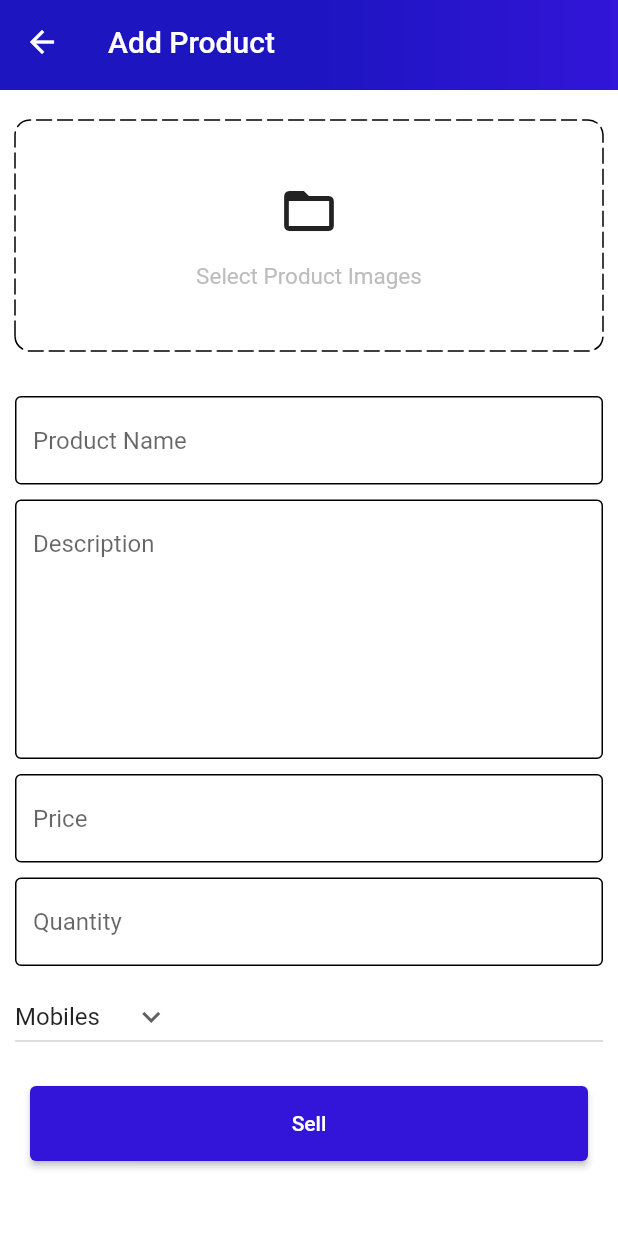
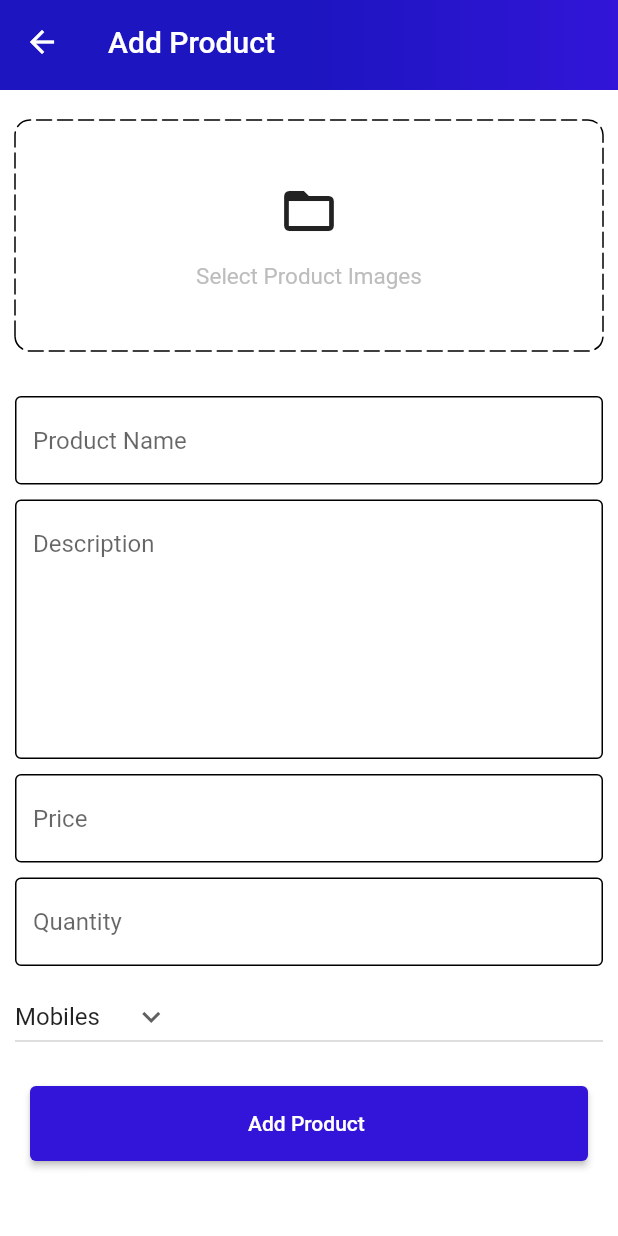
Before and after one commit to yashrajjain726/commercecart, a Flutter app: the AddProductScreen screen opened by its route, on a phone screen of 412 x 824 dp. Run offline on Flutter 3.47's test engine with Material 2 defaults, Android fonts, the light colour scheme and no system bars; drawn by our look-alikes of dotted_border; our stand-ins replace badges, carousel_slider, file_picker, shared_preferences; missing offline and left inert: cloudinary_public; accounts and stored records are empty.

Commit message:
add product frontend impl done

```diff
--- a/lib/common/widgets/custom_button.dart
+++ b/lib/common/widgets/custom_button.dart
@@ -3,7 +3,11 @@ import 'package:flutter/material.dart';
 class CustomButton extends StatelessWidget {
   final String text;
   final VoidCallback onPressed;
-  const CustomButton({super.key, required this.text, required this.onPressed});
+  const CustomButton({
+    super.key,
+    required this.text,
+    required this.onPressed,
+  });
 
   @override
   Widget build(BuildContext context) {
--- a/lib/features/admin/screens/add_product_screen.dart
+++ b/lib/features/admin/screens/add_product_screen.dart
@@ -5,8 +5,10 @@ import 'package:commercecart/common/widgets/custom_button.dart';
 import 'package:commercecart/common/widgets/custom_textformfield.dart';
 import 'package:commercecart/constants/globals.dart';
 import 'package:commercecart/constants/utils.dart';
+import 'package:commercecart/features/admin/services/admin_services.dart';
 import 'package:dotted_border/dotted_border.dart';
 import 'package:flutter/material.dart';
+import 'package:flutter/services.dart';
 
 class AddProductScreen extends StatefulWidget {
   static const String routeName = '/add/product';
@@ -17,6 +19,8 @@ class AddProductScreen extends StatefulWidget {
 }
 
 class _AddProductScreenState extends State<AddProductScreen> {
+  final GlobalKey<FormState> _formKey = GlobalKey<FormState>();
+  final AdminServices adminServices = AdminServices();
   List<File> images = [];
   final _nameController = TextEditingController();
   final _descController = TextEditingController();
@@ -37,6 +41,19 @@ class _AddProductScreenState extends State<AddProductScreen> {
     _descController.dispose();
     _priceController.dispose();
     _qntyController.dispose();
+  }
+
+  sellProduct() {
+    if (_formKey.currentState!.validate() && images.isNotEmpty) {
+      adminServices.sellProduct(
+          context: context,
+          images: images,
+          name: _nameController.text,
+          description: _descController.text,
+          price: double.parse(_priceController.text),
+          quantity: int.parse(_qntyController.text),
+          category: category);
+    }
   }
 
   void selectImages() async {
@@ -60,6 +77,7 @@ class _AddProductScreenState extends State<AddProductScreen> {
       ),
       body: SingleChildScrollView(
           child: Form(
+              key: _formKey,
               child: Padding(
                 padding: const EdgeInsets.symmetric(horizontal: 10),
                 child: Column(
@@ -87,7 +105,8 @@ class _AddProductScreenState extends State<AddProductScreen> {
                                     Text(
                                       'Select Product Images',
                                       style: TextStyle(
-                                  color: Colors.grey.shade400, fontSize: 15),
+                                          color: Colors.grey.shade400,
+                                          fontSize: 15),
                                     )
                                   ],
                                 ),
@@ -106,32 +125,35 @@ class _AddProductScreenState extends State<AddProductScreen> {
                                       },
                                     ))
                                 .toList(),
-                    options: CarouselOptions(viewportFraction: 1, height: 200),
+                            options: CarouselOptions(
+                                viewportFraction: 1, height: 200),
                           ),
                     const SizedBox(
                       height: 30,
                     ),
                     CustomTextFormField(
-              validator: (value) {},
+                      validator: (value) => checkNullAndEmpty(value, 'name'),
                       controller: _nameController,
                       hintText: 'Product Name',
                     ),
                     const SizedBox(height: 10),
                     CustomTextFormField(
-              validator: (value) {},
+                      validator: (value) =>
+                          checkNullAndEmpty(value, 'description'),
                       controller: _descController,
                       hintText: 'Description',
                       maxLines: 7,
                     ),
                     const SizedBox(height: 10),
                     CustomTextFormField(
-              validator: (value) {},
+                      validator: (value) => checkNullAndEmpty(value, 'price'),
                       controller: _priceController,
                       hintText: 'Price',
                     ),
                     const SizedBox(height: 10),
                     CustomTextFormField(
-              validator: (value) {},
+                      validator: (value) =>
+                          checkNullAndEmpty(value, 'quantity'),
                       controller: _qntyController,
                       hintText: 'Quantity',
                     ),
@@ -162,7 +184,14 @@ class _AddProductScreenState extends State<AddProductScreen> {
       bottomNavigationBar: Container(
           margin:
               const EdgeInsets.symmetric(horizontal: 20).copyWith(bottom: 50),
-          child: CustomButton(text: 'Sell', onPressed: () {})),
+          child: CustomButton(
+              text: 'Add Product ',
+              onPressed:
+                  (images.isEmpty) ? showRequiredImagesBar : sellProduct)),
     );
   }
+
+  showRequiredImagesBar() {
+    showSnackbar(context, 'Product Images are required to be added');
   }
+}
```
Also changed, not shown: lib/constants/utils.dart (+15 -0 lines), lib/features/admin/services/admin_services.dart (+22 -1 lines), lib/features/auth/screens/auth_screen.dart (+11 -36 lines), 4 other files. Lines whose indentation alone changed are shown as unchanged.
